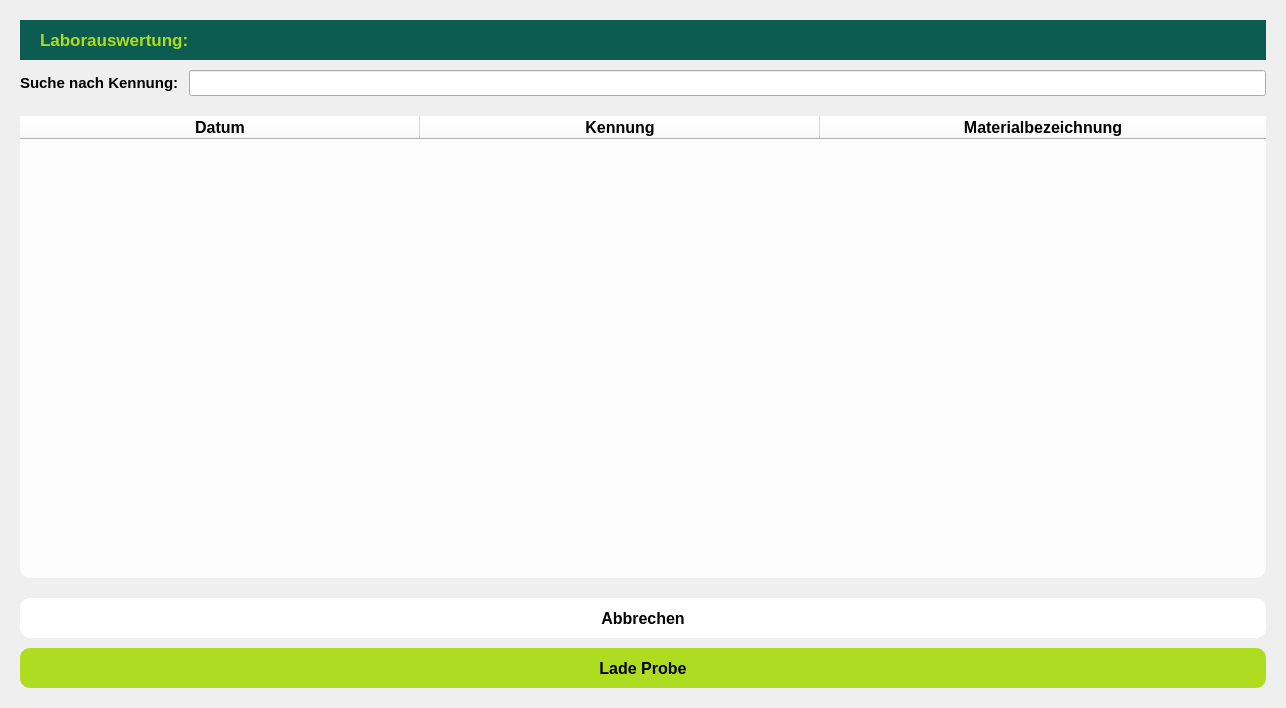
Above: views/select_probe.ui from FlorianZasa/capza before the change. Below: the same form after it.
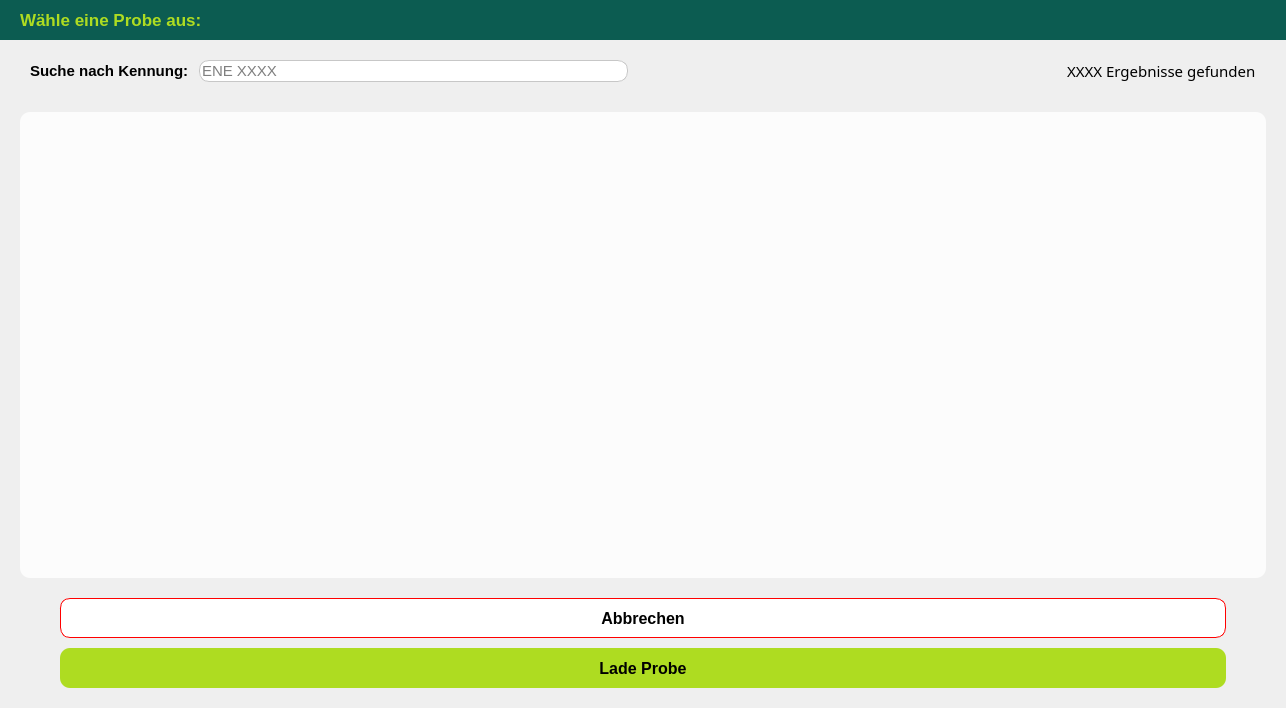
That is the form after the change. Icons and pictures are not drawn.

Diff of the .ui file:
```diff
--- a/views/select_probe.ui
+++ b/views/select_probe.ui
@@ -16,19 +16,19 @@
   <widget class="QWidget" name="centralwidget">
    <layout class="QGridLayout" name="gridLayout">
     <property name="leftMargin">
-     <number>20</number>
+     <number>0</number>
     </property>
     <property name="topMargin">
-     <number>20</number>
+     <number>0</number>
     </property>
     <property name="rightMargin">
-     <number>20</number>
+     <number>0</number>
     </property>
     <property name="bottomMargin">
      <number>20</number>
     </property>
     <property name="spacing">
-     <number>20</number>
+     <number>0</number>
     </property>
     <item row="0" column="0">
      <layout class="QVBoxLayout" name="verticalLayout">
@@ -95,7 +95,7 @@
             <string notr="true">color: #AEDC21; background-color: transparent;</string>
            </property>
            <property name="text">
-            <string>Laborauswertung:</string>
+            <string>Wähle eine Probe aus:</string>
            </property>
           </widget>
          </item>
@@ -114,10 +114,16 @@
          </item>
          <item>
           <widget class="QLabel" name="label_2">
+           <property name="sizePolicy">
+            <sizepolicy hsizetype="Preferred" vsizetype="Preferred">
+             <horstretch>0</horstretch>
+             <verstretch>0</verstretch>
+            </sizepolicy>
+           </property>
            <property name="maximumSize">
             <size>
              <width>40</width>
-             <height>50</height>
+             <height>80</height>
             </size>
            </property>
            <property name="text">
@@ -136,6 +142,21 @@
       </item>
       <item>
        <layout class="QHBoxLayout" name="horizontalLayout_2">
+        <property name="spacing">
+         <number>10</number>
+        </property>
+        <property name="leftMargin">
+         <number>30</number>
+        </property>
+        <property name="topMargin">
+         <number>10</number>
+        </property>
+        <property name="rightMargin">
+         <number>30</number>
+        </property>
+        <property name="bottomMargin">
+         <number>10</number>
+        </property>
         <item>
          <widget class="QLabel" name="label_3">
           <property name="font">
@@ -159,6 +180,57 @@
             <pointsize>11</pointsize>
            </font>
           </property>
+          <property name="styleSheet">
+           <string notr="true">QLineEdit {
+	background-color: rgb(255, 255, 255);
+	color: rgb(0, 0, 0);
+
+	border: 1px solid #C7C7C7;
+	border-radius: 10px;
+}
+
+
+QLineEdit:focus {
+	
+	background-color: rgb(255, 253, 219);
+	border: 1px solid black
+}</string>
+          </property>
+          <property name="maxLength">
+           <number>20</number>
+          </property>
+          <property name="placeholderText">
+           <string>ENE XXXX</string>
+          </property>
+          <property name="clearButtonEnabled">
+           <bool>true</bool>
+          </property>
+         </widget>
+        </item>
+        <item>
+         <spacer name="horizontalSpacer_2">
+          <property name="orientation">
+           <enum>Qt::Horizontal</enum>
+          </property>
+          <property name="sizeHint" stdset="0">
+           <size>
+            <width>40</width>
+            <height>20</height>
+           </size>
+          </property>
+         </spacer>
+        </item>
+        <item>
+         <widget class="QLabel" name="results_lbl">
+          <property name="font">
+           <font>
+            <family>Leelawadee</family>
+            <pointsize>11</pointsize>
+           </font>
+          </property>
+          <property name="text">
+           <string>XXXX Ergebnisse gefunden</string>
+          </property>
          </widget>
         </item>
        </layout>
@@ -180,7 +252,7 @@
        </spacer>
       </item>
       <item>
-       <widget class="QTableWidget" name="tableWidget">
+       <widget class="QTableView" name="tableView">
         <property name="font">
          <font>
           <family>Leelawadee UI</family>
@@ -188,7 +260,7 @@
          </font>
         </property>
         <property name="styleSheet">
-         <string notr="true">background: #FCFCFC;border-radius: 10px
+         <string notr="true">background: #FCFCFC;border-radius: 10px;margin-left:20px; margin-right:20px;
 </string>
         </property>
         <property name="editTriggers">
@@ -204,59 +276,20 @@
          <bool>true</bool>
         </property>
         <attribute name="horizontalHeaderMinimumSectionSize">
-         <number>300</number>
-        </attribute>
-        <attribute name="horizontalHeaderDefaultSectionSize">
          <number>400</number>
         </attribute>
-        <attribute name="horizontalHeaderShowSortIndicator" stdset="0">
-         <bool>true</bool>
-        </attribute>
         <attribute name="horizontalHeaderStretchLastSection">
          <bool>true</bool>
         </attribute>
         <attribute name="verticalHeaderVisible">
-         <bool>false</bool>
+         <bool>true</bool>
         </attribute>
-        <column>
-         <property name="text">
-          <string>Datum</string>
-         </property>
-         <property name="font">
-          <font>
-           <family>Leelawadee UI</family>
-           <pointsize>12</pointsize>
-           <weight>75</weight>
-           <bold>true</bold>
-          </font>
-         </property>
-        </column>
-        <column>
-         <property name="text">
-          <string>Kennung</string>
-         </property>
-         <property name="font">
-          <font>
-           <family>Leelawadee UI</family>
-           <pointsize>12</pointsize>
-           <weight>75</weight>
-           <bold>true</bold>
-          </font>
-         </property>
-        </column>
-        <column>
-         <property name="text">
-          <string>Materialbezeichnung</string>
-         </property>
-         <property name="font">
-          <font>
-           <family>Leelawadee UI</family>
-           <pointsize>12</pointsize>
-           <weight>75</weight>
-           <bold>true</bold>
-          </font>
-         </property>
-        </column>
+        <attribute name="verticalHeaderCascadingSectionResizes">
+         <bool>true</bool>
+        </attribute>
+        <attribute name="verticalHeaderDefaultSectionSize">
+         <number>24</number>
+        </attribute>
        </widget>
       </item>
       <item>
@@ -292,9 +325,12 @@
          </font>
         </property>
         <property name="styleSheet">
-         <string notr="true">background-color: rgb(255, 255, 255);
+         <string notr="true">background-color: white;
+border: 1px solid red;
 border-radius: 10px;
-text-align:center;</string>
+text-align:center;
+margin-left: 60px;
+margin-right: 60px;</string>
         </property>
         <property name="text">
          <string>Abbrechen</string>
@@ -320,7 +356,9 @@
         <property name="styleSheet">
          <string notr="true">background-color: #AEDC21;
 border-radius: 10px;
-text-align:center;</string>
+text-align:center;
+margin-left: 60px;
+margin-right: 60px;</string>
         </property>
         <property name="text">
          <string>Lade Probe</string>
```
Left out of the diff: 4 changed lines with no effect on the pictures.
